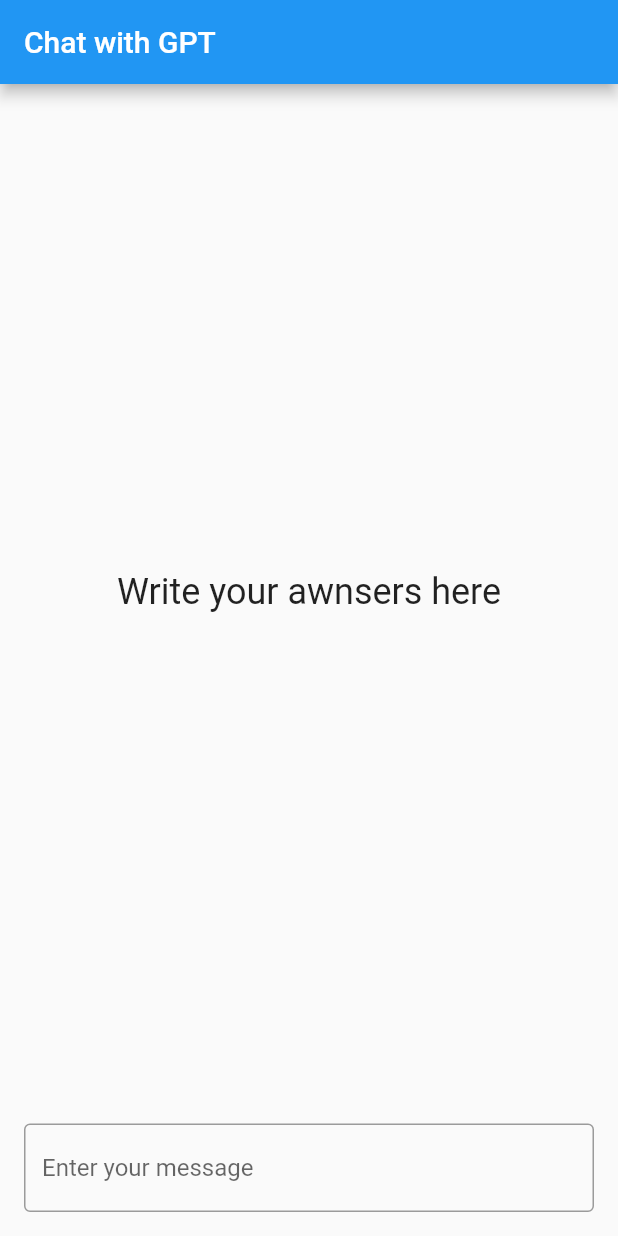
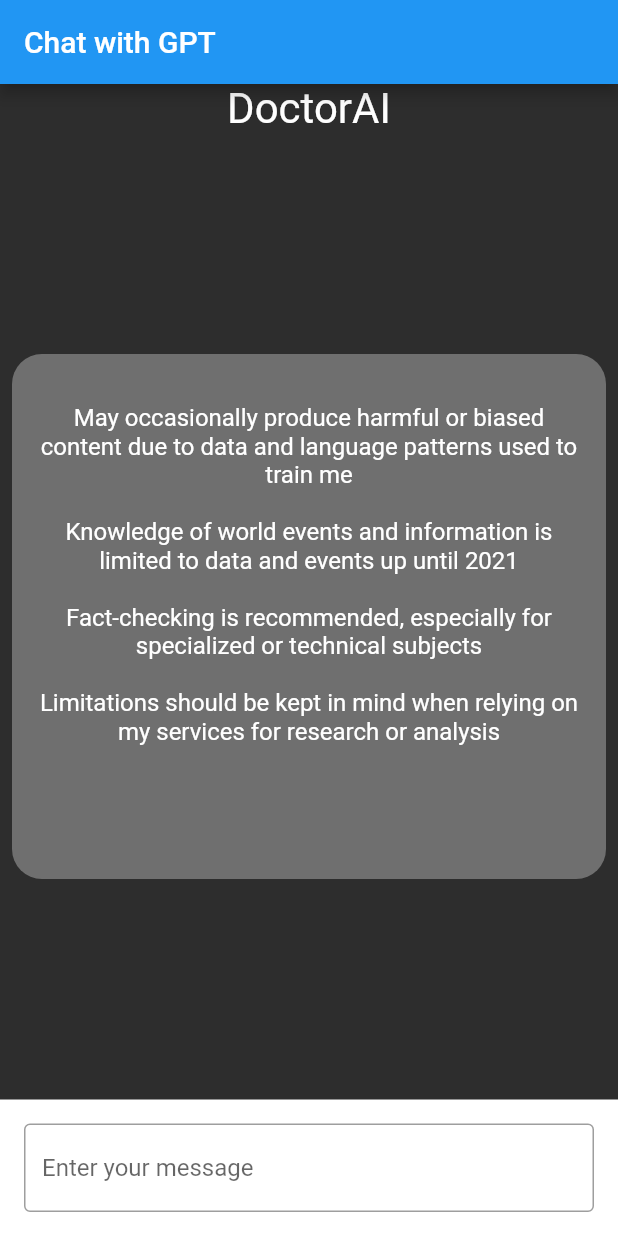
Before and after one commit to tiagomonteiro0715/hackaton-tiago-marcelo, a Flutter app: the screen it shows after launch, on a phone screen of 412 x 824 dp. Run offline on Flutter 3.47's test engine with Material 2 defaults, Android fonts, the phone set to English and light mode, and no system bars; missing offline and left inert: dart_openai.

Commit message:
Add files via upload

```diff
--- a/lib/main.dart
+++ b/lib/main.dart
@@ -50,17 +50,34 @@ class _ChatGPTAnswerState extends State<ChatGPTAnswer> {
   ///   A string of text.
 
   Future<String> _generateTextFromChatGPTAPI(String gptPrompt) async {
-    OpenAI.apiKey = "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";
+    String API_KEY = "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";
+    OpenAI.apiKey = API_KEY;
 
     if (gptPrompt != ' ') {
       final completion = await OpenAI.instance.completion.create(
         model: "text-davinci-003",
-        prompt: gptPrompt,
-        maxTokens: 50,
+        prompt: """
+
+I want you to act as a doctor and come up with creative treatments for illnesses or diseases.
+
+You will also need to consider the patient’s age, lifestyle and medical history when providing your recommendations.
+
+Only anwer in bullet points within the categories: conventional medicines, herbal remedies and other natural alternatives.
+
+Do not surpass 200 tokens
+
+My first suggestion request is “$gptPrompt”.
+
+""",
+        maxTokens: 10,
       );
       return (completion.choices[0].text);
     }
-    return ("Write your awnsers here");
+    return ("""
+    \nMay occasionally produce harmful or biased content due to data and language patterns used to train me
+    \nKnowledge of world events and information is limited to data and events up until 2021
+    \nFact-checking is recommended, especially for specialized or technical subjects
+    \nLimitations should be kept in mind when relying on my services for research or analysis""");
   }
 
   /// It takes a string as input, and returns a string as output
@@ -74,13 +91,17 @@ class _ChatGPTAnswerState extends State<ChatGPTAnswer> {
   Widget build(BuildContext context) {
     return Scaffold(
       /// Creating the app bar.
+      backgroundColor: Color.fromARGB(255, 45, 45, 45),
       appBar: AppBar(
         title: const Text('Chat with GPT'),
       ),
-
       body: Column(
+        mainAxisAlignment: MainAxisAlignment.spaceBetween,
+        crossAxisAlignment: CrossAxisAlignment.center,
         children: [
           /// Creating a text field.
+          Text("DoctorAI",
+              textScaleFactor: 2, style: TextStyle(color: Colors.white)),
           Expanded(
             child: FutureBuilder<String>(
               future: _generateTextFromChatGPTAPI(_prompt),
@@ -91,10 +112,24 @@ class _ChatGPTAnswerState extends State<ChatGPTAnswer> {
                 if (snapshot.hasData) {
                   children = <Widget>[
                     Padding(
-                      padding: const EdgeInsets.all(16.0),
-                      child: Text(
-                        '${snapshot.data}',
-                        style: const TextStyle(fontSize: 24.0),
+                      padding: const EdgeInsets.all(8.0),
+                      child: Container(
+                        width: 1000,
+                        height: 350,
+                        padding: EdgeInsets.all(
+                            14.0), // add some padding to the container
+                        decoration: BoxDecoration(
+                          color: Color.fromARGB(255, 111, 111,
+                              111), // set the background color to grey
+                          borderRadius: BorderRadius.circular(
+                              20.0), // set the border radius to 10
+                        ),
+                        child: Text(
+                          '${snapshot.data}',
+                          style: const TextStyle(
+                              fontSize: 16.0, color: Colors.white),
+                          textAlign: TextAlign.center,
+                        ),
                       ),
                     ),
                   ];
@@ -126,7 +161,7 @@ class _ChatGPTAnswerState extends State<ChatGPTAnswer> {
                       padding: EdgeInsets.all(16.0),
                       child: Text(
                         'Type a message to start chatting',
-                        style: TextStyle(fontSize: 24.0),
+                        style: TextStyle(fontSize: 20.0, color: Colors.white),
                       ),
                     ),
                   ];
@@ -142,13 +177,15 @@ class _ChatGPTAnswerState extends State<ChatGPTAnswer> {
 
             /// Returning the data.
           ),
-          Padding(
+          Container(
             padding: const EdgeInsets.all(16.0),
+            color: Colors.white,
             child: TextField(
               controller: _controller,
               decoration: const InputDecoration(
                 hintText: 'Enter your message',
                 border: OutlineInputBorder(),
+                fillColor: Colors.grey,
               ),
 
               /// Setting the value of the text field to the value of the string.
```
